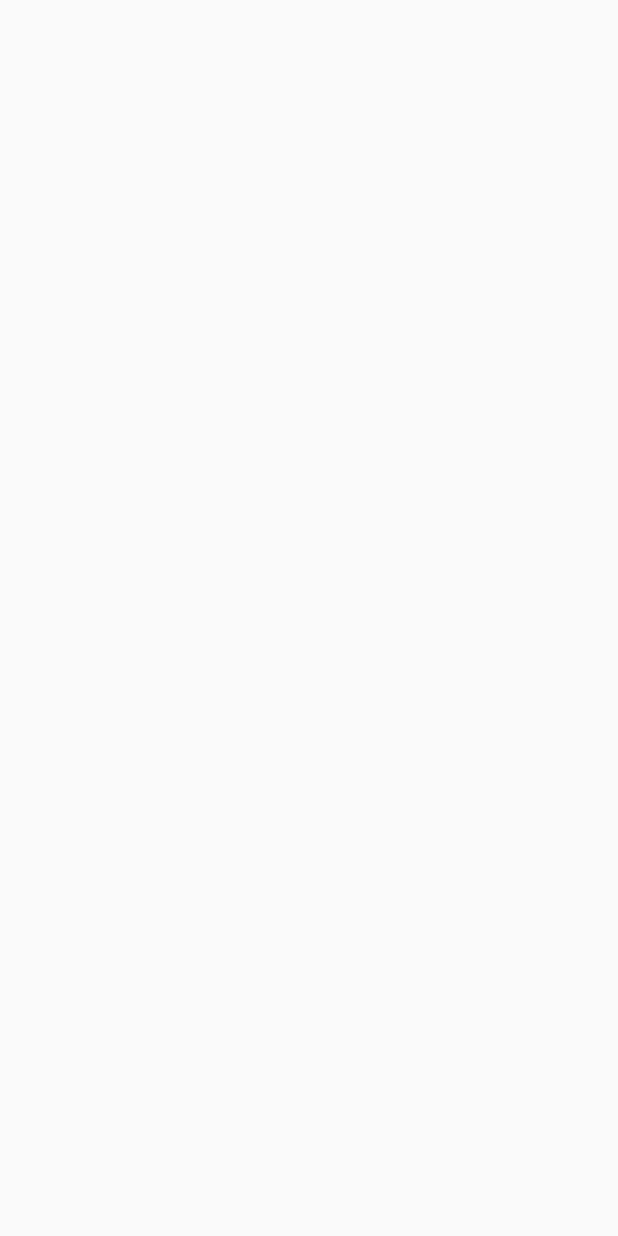
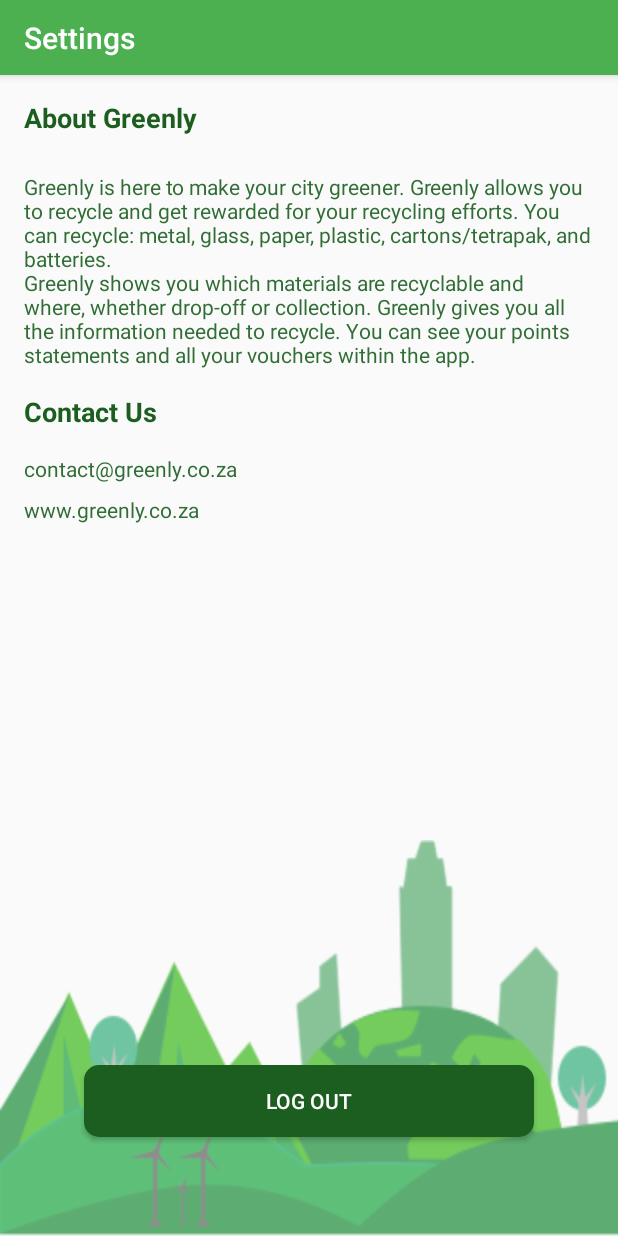
Before and after one commit to SiphokaziFikeni/GreenlyRepo, an Android app: the Settings screen opened directly, with no data from a screen before it, on a phone screen of 412 x 824 dp. Before the commit the screen is empty. Run offline under Robolectric (Android 15) with nearby library versions, the phone set to English and light mode, and no system bars.

Commit message:
Settings Screen Layout
-Added a settings screen layout
-Added resources for the settings screen.

```diff
--- a/GreenlyApp/app/src/main/java/za/co/greenly/greenly/View/Login.java
+++ b/GreenlyApp/app/src/main/java/za/co/greenly/greenly/View/Login.java
@@ -1,12 +1,14 @@
 package za.co.greenly.greenly.View;
 
+import android.content.Intent;
 import android.support.v7.app.AppCompatActivity;
 import android.os.Bundle;
+import android.view.View;
+import android.widget.Button;
 
 import za.co.greenly.greenly.R;
 
 public class Login extends AppCompatActivity {
-
     @Override
     protected void onCreate(Bundle savedInstanceState) {
         super.onCreate(savedInstanceState);
--- a/GreenlyApp/app/src/main/java/za/co/greenly/greenly/View/Settings.java
+++ b/GreenlyApp/app/src/main/java/za/co/greenly/greenly/View/Settings.java
@@ -2,6 +2,8 @@ package za.co.greenly.greenly.View;
 
 import android.support.v7.app.AppCompatActivity;
 import android.os.Bundle;
+import android.support.v7.widget.Toolbar;
+import android.view.View;
 
 import za.co.greenly.greenly.R;
 
@@ -11,5 +13,10 @@ public class Settings extends AppCompatActivity {
     protected void onCreate(Bundle savedInstanceState) {
         super.onCreate(savedInstanceState);
         setContentView(R.layout.activity_settings);
+        Toolbar settingsToolbar = (Toolbar) findViewById(R.id.settingsToolbar);
+        setSupportActionBar(settingsToolbar);
+        settingsToolbar.setVisibility(View.VISIBLE);
+        getSupportActionBar().setTitle("Settings");
+        settingsToolbar.setTitleTextColor(getResources().getColor(R.color.colorWhite));
     }
 }
--- /dev/null
+++ b/GreenlyApp/app/src/main/res/drawable/green_rounded_corners.xml
@@ -0,0 +1,7 @@
+<?xml version="1.0" encoding="utf-8"?>
+<shape xmlns:android="http://schemas.android.com/apk/res/android"
+    android:shape="rectangle">
+    <corners android:radius="10dp" />
+    <stroke android:width="0dp" android:color="#ff0000" />
+    <solid android:color="@color/colorPrimaryDark" />
+</shape>
--- a/GreenlyApp/app/src/main/res/layout/activity_login.xml
+++ b/GreenlyApp/app/src/main/res/layout/activity_login.xml
@@ -36,7 +36,7 @@
         app:layout_constraintTop_toBottomOf="@+id/imageView2" />
 
     <Button
-        android:id="@+id/button"
+        android:id="@+id/googleButton"
         style="@android:style/Widget.Material.Button.Borderless.Colored"
         android:layout_width="185dp"
         android:layout_height="wrap_content"
@@ -49,6 +49,7 @@
         app:layout_constraintEnd_toEndOf="parent"
         app:layout_constraintStart_toStartOf="parent"
         app:layout_constraintTop_toBottomOf="@+id/textView2"
+        android:onClick="onGoogleButtonClick"
         />
 
     <Button
@@ -63,5 +64,5 @@
         android:textColor="@color/colorAccent"
         app:layout_constraintEnd_toEndOf="parent"
         app:layout_constraintStart_toStartOf="parent"
-        app:layout_constraintTop_toBottomOf="@+id/button" />
+        app:layout_constraintTop_toBottomOf="@+id/googleButton" />
 </android.support.constraint.ConstraintLayout>
--- a/GreenlyApp/app/src/main/res/layout/activity_settings.xml
+++ b/GreenlyApp/app/src/main/res/layout/activity_settings.xml
@@ -4,6 +4,103 @@
     xmlns:tools="http://schemas.android.com/tools"
     android:layout_width="match_parent"
     android:layout_height="match_parent"
+    android:layout_marginBottom="0dp"
+    android:paddingBottom="0dp"
     tools:context=".View.Settings">
+    <android.support.v7.widget.Toolbar
+        android:id="@+id/settingsToolbar"
+        android:layout_width="match_parent"
+        android:layout_height="50dp"
+        android:background="?attr/colorPrimary"
+        android:elevation="4dp"
+        android:theme="@style/ThemeOverlay.AppCompat.ActionBar"
+        app:popupTheme="@style/ThemeOverlay.AppCompat.Light"/>
+
+    <TextView
+        android:id="@+id/textViewAboutGreenly"
+        android:layout_width="wrap_content"
+        android:layout_height="wrap_content"
+        android:layout_marginStart="16dp"
+        android:layout_marginTop="16dp"
+        android:text="@string/about_greenly_title"
+        android:textColor="@color/colorPrimaryDark"
+        android:textSize="18sp"
+        android:textStyle="bold"
+        app:layout_constraintStart_toStartOf="parent"
+        app:layout_constraintTop_toBottomOf="@+id/settingsToolbar" />
+
+    <TextView
+        android:id="@+id/textviewAboutParagraph"
+        android:layout_width="0dp"
+        android:layout_height="wrap_content"
+        android:layout_marginEnd="16dp"
+        android:layout_marginStart="16dp"
+        android:layout_marginTop="24dp"
+        android:text="@string/about_greenly_paragraph"
+        android:textColor="@color/colorSecondary"
+        app:layout_constraintEnd_toEndOf="parent"
+        app:layout_constraintStart_toStartOf="parent"
+        app:layout_constraintTop_toBottomOf="@+id/textViewAboutGreenly" />
+
+    <TextView
+        android:id="@+id/textviewContactUs"
+        android:layout_width="wrap_content"
+        android:layout_height="wrap_content"
+        android:layout_marginStart="16dp"
+        android:layout_marginTop="16dp"
+        android:text="@string/contact_us_title"
+        android:textColor="@color/colorPrimaryDark"
+        android:textSize="18sp"
+        android:textStyle="bold"
+        app:layout_constraintStart_toStartOf="parent"
+        app:layout_constraintTop_toBottomOf="@+id/textviewAboutParagraph" />
+
+    <TextView
+        android:id="@+id/textviewEmail"
+        android:layout_width="wrap_content"
+        android:layout_height="wrap_content"
+        android:layout_marginStart="16dp"
+        android:layout_marginTop="16dp"
+        android:text="@string/contact_us_email"
+        android:textColor="@color/colorSecondary"
+        app:layout_constraintStart_toStartOf="parent"
+        app:layout_constraintTop_toBottomOf="@+id/textviewContactUs" />
+
+    <TextView
+        android:id="@+id/textviewWebsite"
+        android:layout_width="wrap_content"
+        android:layout_height="wrap_content"
+        android:layout_marginStart="16dp"
+        android:layout_marginTop="8dp"
+        android:text="@string/greenly_website_link"
+        android:textColor="@color/colorSecondary"
+        app:layout_constraintStart_toStartOf="parent"
+        app:layout_constraintTop_toBottomOf="@+id/textviewEmail" />
+
+    <View
+        android:id="@+id/view"
+        android:layout_width="wrap_content"
+        android:layout_height="264dp"
+        android:background="@drawable/app_screens_layout"
+        app:layout_constraintBottom_toBottomOf="parent"
+        app:layout_constraintEnd_toEndOf="parent"
+        app:layout_constraintHorizontal_bias="0.0"
+        app:layout_constraintStart_toStartOf="parent"
+        android:paddingBottom="0dp"
+        android:layout_marginBottom="0dp"/>
+
+    <Button
+        android:id="@+id/buttonLogOut"
+        android:layout_width="300dp"
+        android:layout_height="wrap_content"
+        android:layout_marginEnd="8dp"
+        android:layout_marginStart="8dp"
+        android:layout_marginTop="150dp"
+        android:background="@drawable/green_rounded_corners"
+        android:text="@string/log_out_title"
+        android:textColor="@color/colorWhite"
+        app:layout_constraintEnd_toEndOf="@+id/view"
+        app:layout_constraintStart_toStartOf="@+id/view"
+        app:layout_constraintTop_toTopOf="@+id/view" />
 
 </android.support.constraint.ConstraintLayout>
--- a/GreenlyApp/app/src/main/res/values/colors.xml
+++ b/GreenlyApp/app/src/main/res/values/colors.xml
@@ -6,4 +6,7 @@
     <color name="colorBlue">#36609f</color>
     <color name="colorRed">#c62828</color>
     <color name="colorWhite">#ffffff</color>
+    <color name="colorSecondary">#316e36</color>
+
+
 </resources>
--- a/GreenlyApp/app/src/main/res/values/strings.xml
+++ b/GreenlyApp/app/src/main/res/values/strings.xml
@@ -4,5 +4,15 @@
     <string name="app_logo">App Logo</string>
     <string name="google_title">GOOGLE</string>
     <string name="facebook_title">FACEBOOK</string>
+    <string name="contact_us_title">Contact Us</string>
+    <string name="about_greenly_title">About Greenly</string>
+    <string name="about_greenly_paragraph">Greenly is here to make your city greener. Greenly allows you to recycle and get rewarded
+for your recycling efforts. You can recycle: metal, glass, paper, plastic, cartons/tetrapak,
+        and batteries.\nGreenly shows you which materials are recyclable and where, whether drop-off or collection.
+Greenly gives you all the information needed to recycle. You can see your points statements
+and all your vouchers within the app.</string>
+    <string name="contact_us_email">contact@greenly.co.za</string>
+    <string name="greenly_website_link">www.greenly.co.za</string>
+    <string name="log_out_title">Log Out</string>
 
 </resources>
--- a/GreenlyApp/app/src/main/res/values/styles.xml
+++ b/GreenlyApp/app/src/main/res/values/styles.xml
@@ -7,5 +7,4 @@
         <item name="colorPrimaryDark">@color/colorPrimaryDark</item>
         <item name="colorAccent">@color/colorAccent</item>
     </style>
-
 </resources>
```
Also changed, not shown: GreenlyApp/app/src/main/res/drawable/app_screens_layout.png (added).
